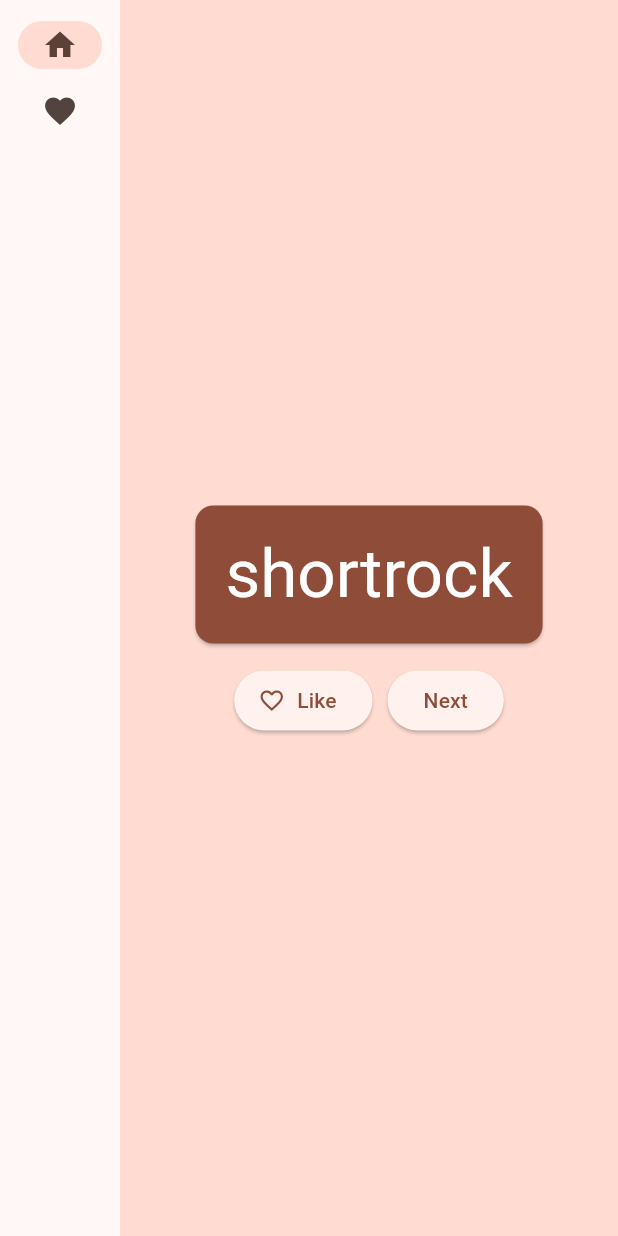
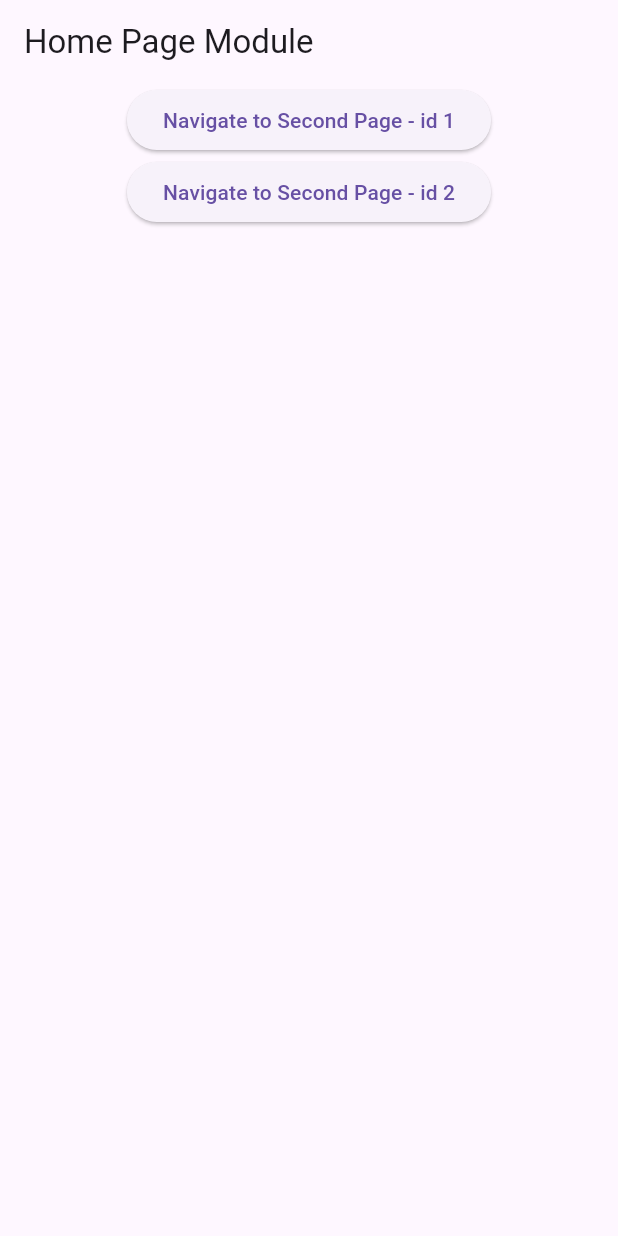
Before and after one commit to tiagolpadua/todoocb, a Flutter app: the screen it shows after launch, on a phone screen of 412 x 824 dp. Run offline on Flutter 3.47's test engine with Material 3 defaults, Android fonts, the phone set to English and light mode, and no system bars; our stand-ins replace flutter_modular.

Commit message:
fim aula 3

```diff
--- a/lib/main.dart
+++ b/lib/main.dart
@@ -1,159 +1,260 @@
-import 'package:english_words/english_words.dart';
 import 'package:flutter/material.dart';
-import 'package:provider/provider.dart';
+import 'package:flutter_modular/flutter_modular.dart';
+import 'package:todoocb/modules/home/home_module.dart';
 
 void main() {
-  runApp(const MyApp());
+  return runApp(ModularApp(module: AppModule(), child: AppWidget()));
 }
 
-class MyApp extends StatelessWidget {
-  const MyApp({super.key});
+class AppWidget extends StatelessWidget {
+  Widget build(BuildContext context) {
+    return MaterialApp.router(
+      title: 'My Smart App',
+      theme: ThemeData(primarySwatch: Colors.blue),
+      routerConfig: Modular.routerConfig,
+    );
+  }
+}
 
-  // This widget is the root of your application.
+class AppModule extends Module {
   @override
+  void binds(i) {}
+
+  @override
+  void routes(r) {
+    r.module('/', module: HomeModule());
+    r.child('/second/:id',
+        child: (_) => SecondPage(id: int.parse(r.args.params['id'])));
+  }
+}
+
+class SecondPage extends StatelessWidget {
+  const SecondPage({
+    super.key,
+    required this.id,
+  });
+
+  final int id;
+
   Widget build(BuildContext context) {
-    return ChangeNotifierProvider(
-      create: (context) => MyAppState(),
-      child: MaterialApp(
-        title: 'Namer App',
-        theme: ThemeData(
-          useMaterial3: true,
-          colorScheme: ColorScheme.fromSeed(seedColor: Colors.deepOrange),
+    return Scaffold(
+      appBar: AppBar(title: Text('Second Page')),
+      body: Center(
+        child: Column(
+          children: [
+            Text("Detalhando id: $id"),
+            ElevatedButton(
+              onPressed: () => Modular.to.navigate('/'),
+              child: Text('Back to Home'),
+            ),
+          ],
         ),
-        home: MyHomePage(),
       ),
     );
   }
 }
 
-class MyAppState extends ChangeNotifier {
-  var current = WordPair.random();
+// class MyApp extends StatelessWidget {
+//   const MyApp({super.key});
 
-  var favorites = <WordPair>[];
+//   // This widget is the root of your application.
+//   @override
+//   Widget build(BuildContext context) {
+//     return ChangeNotifierProvider(
+//       create: (context) => MyAppState(),
+//       child: MaterialApp(
+//         title: 'Namer App',
+//         theme: ThemeData(
+//           useMaterial3: true,
+//           colorScheme: ColorScheme.fromSeed(seedColor: Colors.deepOrange),
+//         ),
+//         home: MyHomePage(),
+//       ),
+//     );
+//   }
+// }
 
-  void toggleFavorite() {
-    if (favorites.contains(current)) {
-      favorites.remove(current);
-    } else {
-      favorites.add(current);
-    }
-    notifyListeners();
-  }
+// class MyAppState extends ChangeNotifier {
+//   var current = WordPair.random();
 
-  void getNext() {
-    current = WordPair.random();
-    notifyListeners();
-  }
-}
+//   var favorites = <WordPair>[];
 
-class MyHomePage extends StatelessWidget {
-  @override
-  Widget build(BuildContext context) {
-    return Scaffold(
-      body: Row(
-        children: [
-          SafeArea(
-            child: NavigationRail(
-              extended: false,
-              destinations: [
-                NavigationRailDestination(
-                  icon: Icon(Icons.home),
-                  label: Text('Home'),
-                ),
-                NavigationRailDestination(
-                  icon: Icon(Icons.favorite),
-                  label: Text('Favorites'),
-                ),
-              ],
-              selectedIndex: 0,
-              onDestinationSelected: (value) {
-                print('selected: $value');
-              },
-            ),
-          ),
-          Expanded(
-            child: Container(
-              color: Theme.of(context).colorScheme.primaryContainer,
-              child: GeneratorPage(),
-            ),
-          ),
-        ],
-      ),
-    );
-  }
-}
+//   void toggleFavorite() {
+//     if (favorites.contains(current)) {
+//       favorites.remove(current);
+//     } else {
+//       favorites.add(current);
+//     }
+//     notifyListeners();
+//   }
 
-class GeneratorPage extends StatelessWidget {
-  @override
-  Widget build(BuildContext context) {
-    print("Buildou!");
-    var appState = context.watch<MyAppState>();
-    var pair = appState.current;
+//   void getNext() {
+//     current = WordPair.random();
+//     notifyListeners();
+//   }
+// }
 
-    IconData icon;
-    if (appState.favorites.contains(pair)) {
-      icon = Icons.favorite;
-    } else {
-      icon = Icons.favorite_border;
-    }
+// class MyHomePage extends StatefulWidget {
+//   @override
+//   State<MyHomePage> createState() => _MyHomePageState();
+// }
 
-    return Center(
-      child: Column(
-        mainAxisAlignment: MainAxisAlignment.center,
-        children: [
-          BigCard(pair: pair),
-          SizedBox(height: 10),
-          Row(
-            mainAxisSize: MainAxisSize.min,
-            children: [
-              ElevatedButton.icon(
-                onPressed: () {
-                  appState.toggleFavorite();
-                },
-                icon: Icon(icon),
-                label: Text('Like'),
-              ),
-              SizedBox(width: 10),
-              ElevatedButton(
-                onPressed: () {
-                  appState.getNext();
-                },
-                child: Text('Next'),
-              ),
-            ],
-          ),
-        ],
-      ),
-    );
-  }
-}
+// class _MyHomePageState extends State<MyHomePage> {
+//   var selectedIndex = 0;
 
-class BigCard extends StatelessWidget {
-  const BigCard({
-    super.key,
-    required this.pair,
-  });
+//   @override
+//   Widget build(BuildContext context) {
+//     Widget page;
 
-  final WordPair pair;
+//     switch (selectedIndex) {
+//       case 0:
+//         page = GeneratorPage();
+//         break;
+//       case 1:
+//         page = FavoritesPage();
+//         break;
+//       default:
+//         throw UnimplementedError('no widget for $selectedIndex');
+//     }
 
-  @override
-  Widget build(BuildContext context) {
-    final theme = Theme.of(context);
+//     return LayoutBuilder(builder: (context, constraints) {
+//       return Scaffold(
+//         body: Row(
+//           children: [
+//             SafeArea(
+//               child: NavigationRail(
+//                 extended: constraints.maxWidth >= 600,
+//                 destinations: [
+//                   NavigationRailDestination(
+//                     icon: Icon(Icons.home),
+//                     label: Text('Home'),
+//                   ),
+//                   NavigationRailDestination(
+//                     icon: Icon(Icons.favorite),
+//                     label: Text('Favorites'),
+//                   ),
+//                 ],
+//                 selectedIndex: selectedIndex,
+//                 onDestinationSelected: (value) {
+//                   setState(() {
+//                     selectedIndex = value;
+//                   });
+//                 },
+//               ),
+//             ),
+//             Expanded(
+//               child: Container(
+//                 color: Theme.of(context).colorScheme.primaryContainer,
+//                 child: page,
+//               ),
+//             ),
+//           ],
+//         ),
+//       );
+//     });
+//   }
+// }
 
-    final style = theme.textTheme.displayMedium!.copyWith(
-      color: theme.colorScheme.onPrimary,
-    );
+// class GeneratorPage extends StatelessWidget {
+//   @override
+//   Widget build(BuildContext context) {
+//     var appState = context.watch<MyAppState>();
+//     var pair = appState.current;
 
-    return Card(
-      color: theme.colorScheme.primary,
-      child: Padding(
-        padding: const EdgeInsets.all(20.0),
-        child: Text(
-          pair.asLowerCase,
-          style: style,
-          semanticsLabel: "${pair.first} ${pair.second}",
-        ),
-      ),
-    );
-  }
-}
+//     IconData icon;
+//     if (appState.favorites.contains(pair)) {
+//       icon = Icons.favorite;
+//     } else {
+//       icon = Icons.favorite_border;
+//     }
+
+//     return Center(
+//       child: Column(
+//         mainAxisAlignment: MainAxisAlignment.center,
+//         children: [
+//           BigCard(pair: pair),
+//           SizedBox(height: 10),
+//           Row(
+//             mainAxisSize: MainAxisSize.min,
+//             children: [
+//               ElevatedButton.icon(
+//                 onPressed: () {
+//                   appState.toggleFavorite();
+//                 },
+//                 icon: Icon(icon),
+//                 label: Text('Like'),
+//               ),
+//               SizedBox(width: 10),
+//               ElevatedButton(
+//                 onPressed: () {
+//                   appState.getNext();
+//                 },
+//                 child: Text('Next'),
+//               ),
+//             ],
+//           ),
+//         ],
+//       ),
+//     );
+//   }
+// }
+
+// class BigCard extends StatelessWidget {
+//   const BigCard({
+//     super.key,
+//     required this.pair,
+//   });
+
+//   final WordPair pair;
+
+//   @override
+//   Widget build(BuildContext context) {
+//     final theme = Theme.of(context);
+
+//     final style = theme.textTheme.displayMedium!.copyWith(
+//       color: theme.colorScheme.onPrimary,
+//     );
+
+//     return Card(
+//       color: theme.colorScheme.primary,
+//       child: Padding(
+//         padding: const EdgeInsets.all(20.0),
+//         child: Text(
+//           pair.asLowerCase,
+//           style: style,
+//           semanticsLabel: "${pair.first} ${pair.second}",
+//         ),
+//       ),
+//     );
+//   }
+// }
+
+// class FavoritesPage extends StatelessWidget {
+//   const FavoritesPage({super.key});
+
+//   @override
+//   Widget build(BuildContext context) {
+//     var appState = context.watch<MyAppState>();
+
+//     if (appState.favorites.isEmpty) {
+//       return Center(
+//         child: Text('No favorites yet.'),
+//       );
+//     }
+
+//     return ListView(
+//       children: [
+//         Padding(
+//           padding: const EdgeInsets.all(20),
+//           child: Text('You have '
+//               '${appState.favorites.length} favorites:'),
+//         ),
+//         for (var pair in appState.favorites)
+//           ListTile(
+//             leading: Icon(Icons.favorite),
+//             title: Text(pair.asLowerCase),
+//           ),
+//       ],
+//     );
+//   }
+// }
--- /dev/null
+++ b/lib/modules/home/home_module.dart
@@ -0,0 +1,12 @@
+import 'package:flutter_modular/flutter_modular.dart';
+import 'package:todoocb/modules/home/home_page.dart';
+
+class HomeModule extends Module {
+  @override
+  void binds(i) {}
+
+  @override
+  void routes(r) {
+    r.child('/', child: (context) => HomePage());
+  }
+}
--- /dev/null
+++ b/lib/modules/home/home_page.dart
@@ -0,0 +1,24 @@
+import 'package:flutter/material.dart';
+import 'package:flutter_modular/flutter_modular.dart';
+
+class HomePage extends StatelessWidget {
+  Widget build(BuildContext context) {
+    return Scaffold(
+      appBar: AppBar(title: Text('Home Page Module')),
+      body: Center(
+        child: Column(
+          children: [
+            ElevatedButton(
+              onPressed: () => Modular.to.navigate('/second/1'),
+              child: Text('Navigate to Second Page - id 1'),
+            ),
+            ElevatedButton(
+              onPressed: () => Modular.to.navigate('/second/2'),
+              child: Text('Navigate to Second Page - id 2'),
+            ),
+          ],
+        ),
+      ),
+    );
+  }
+}
--- a/pubspec.yaml
+++ b/pubspec.yaml
@@ -32,7 +32,8 @@ dependencies:
     sdk: flutter
 
   english_words: ^4.0.0
-  provider: ^6.0.0
+  # provider: ^6.0.0
+  flutter_modular: ^6.3.4
 
   # The following adds the Cupertino Icons font to your application.
   # Use with the CupertinoIcons class for iOS style icons.
```
Also changed, not shown: pubspec.lock.
